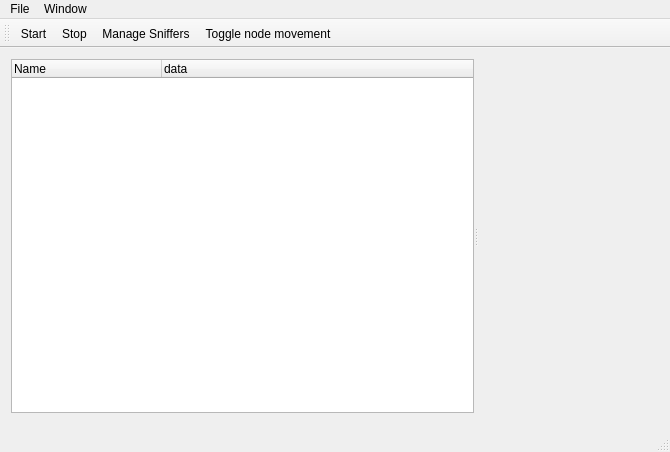
Old version of the form MainWindow.ui in the repository cetic/foren6-gui-qt.
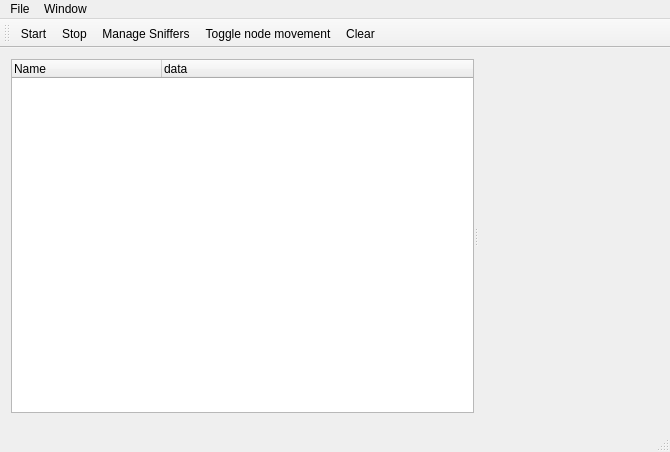
New version of the form. Icons and pictures are not drawn. Custom widgets are drawn as their Qt base class.

Commit message: Add a clear button to clear WSN info (nodes, links, ...)

Diff of the .ui file:
```diff
--- a/MainWindow.ui
+++ b/MainWindow.ui
@@ -90,6 +90,7 @@
    <addaction name="actionStop"/>
    <addaction name="actionOpenSnifferDialog"/>
    <addaction name="actionToggleNodeMovement"/>
+   <addaction name="actionClear"/>
   </widget>
   <widget class="QStatusBar" name="statusBar"/>
   <action name="actionStart">
@@ -131,6 +132,11 @@
     <string>Toggle node movement</string>
    </property>
   </action>
+  <action name="actionClear">
+   <property name="text">
+    <string>Clear</string>
+   </property>
+  </action>
  </widget>
  <layoutdefault spacing="6" margin="11"/>
  <customwidgets>
```
The commit also changes 2 other files.
